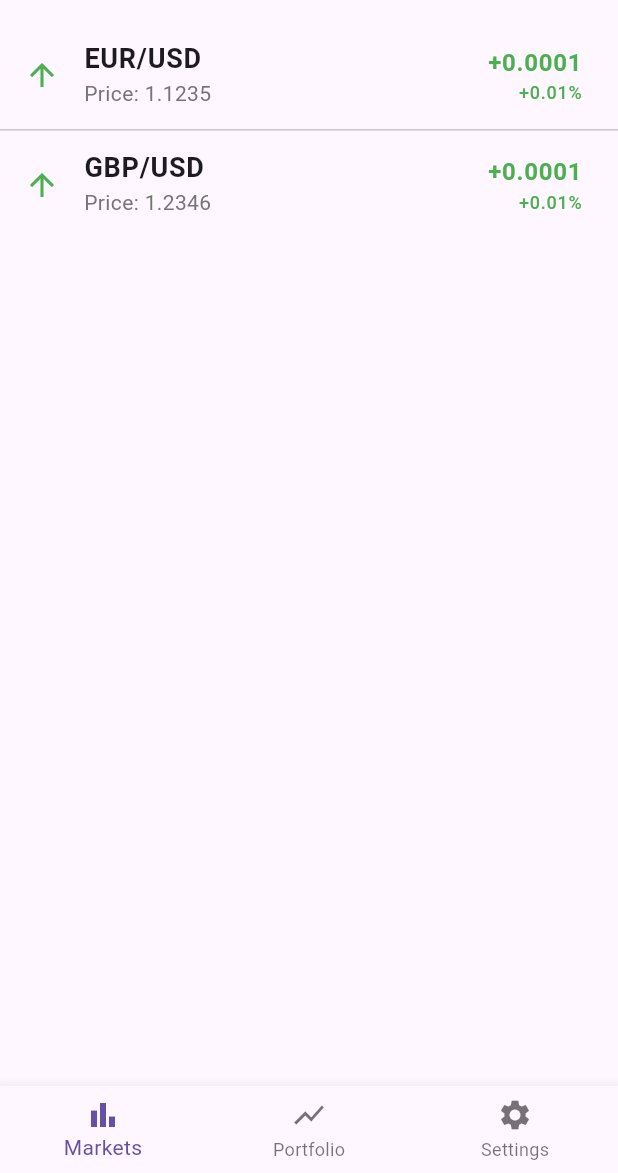
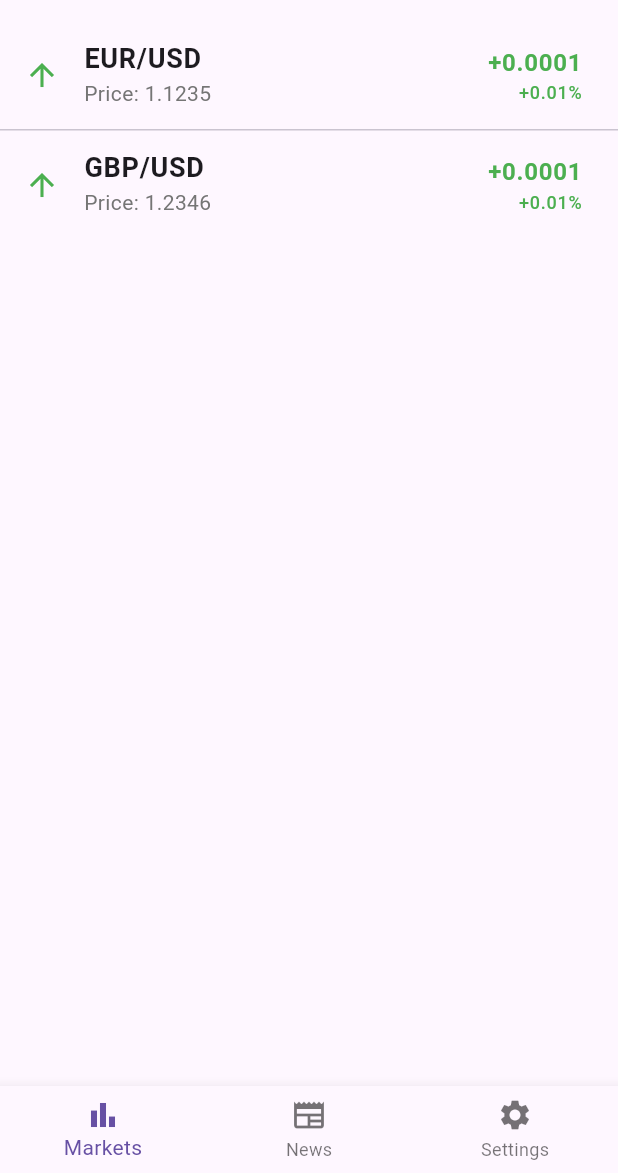
Before and after one commit to mwaqasbhati/forex, a Flutter app: the screen it shows after launch, on a phone screen of 412 x 824 dp, the part 63-1236 px from its top. Run offline on Flutter 3.47's test engine with Material 3 defaults, Android fonts, the phone set to English and light mode, and no system bars.

Commit message:
initial commit

```diff
--- a/lib/pages/main_page.dart
+++ b/lib/pages/main_page.dart
@@ -88,8 +88,8 @@ class _MainPageState extends State<MainPage> {
             label: 'Markets',
           ),
           BottomNavigationBarItem(
-            icon: Icon(Icons.show_chart),
-            label: 'Portfolio',
+            icon: Icon(Icons.newspaper),
+            label: 'News',
           ),
           BottomNavigationBarItem(
             icon: Icon(Icons.settings),
```
Also changed, not shown: pubspec.lock, 1 other file.
